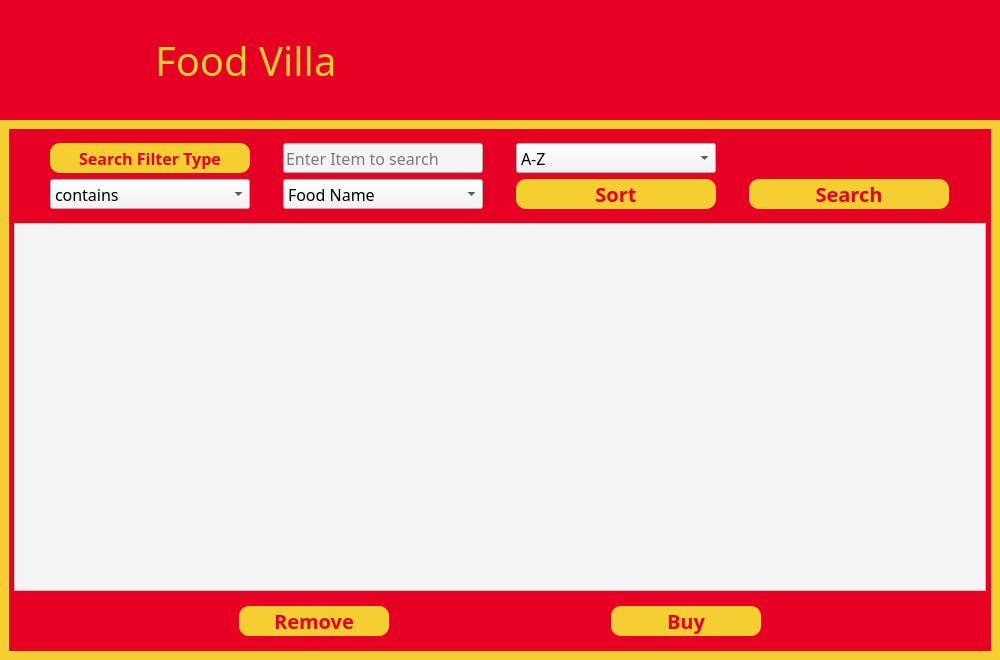
First picture: the form in views/main.ui, repository AbdulRehman7590/DSA_FinalProject, before the edit.
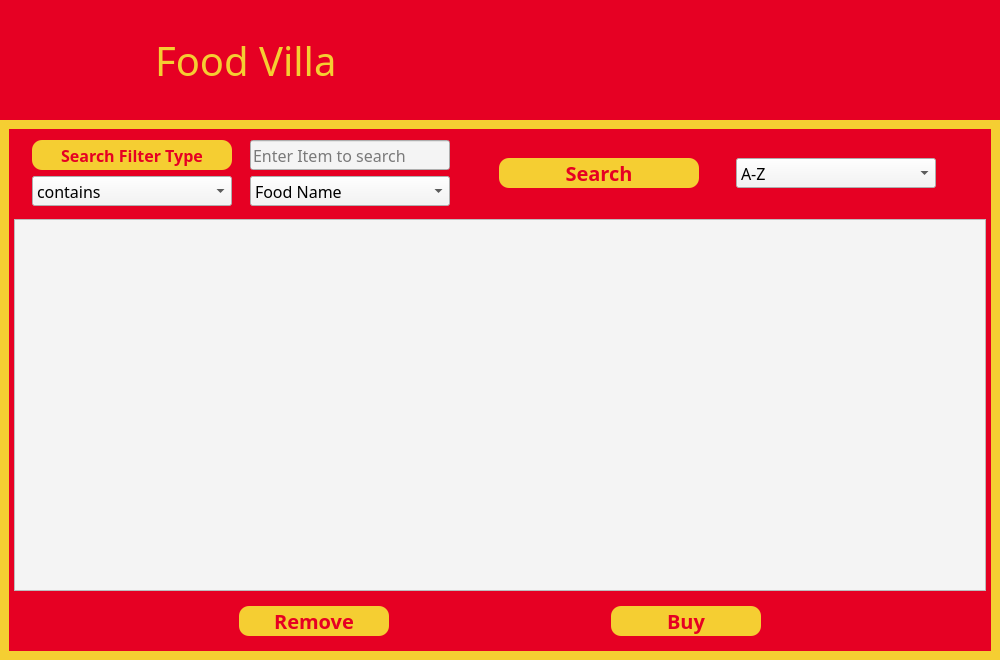
Second picture: the form after the edit. The open tabs and pages were chosen to show the change. Icons and pictures are not drawn.

Patch:
```diff
--- a/views/main.ui
+++ b/views/main.ui
@@ -3983,6 +3983,21 @@
                   </size>
                  </property>
                  <layout class="QGridLayout" name="gridLayout_11">
+                  <property name="leftMargin">
+                   <number>0</number>
+                  </property>
+                  <property name="topMargin">
+                   <number>0</number>
+                  </property>
+                  <property name="rightMargin">
+                   <number>0</number>
+                  </property>
+                  <property name="bottomMargin">
+                   <number>0</number>
+                  </property>
+                  <property name="spacing">
+                   <number>0</number>
+                  </property>
                   <item row="0" column="0">
                    <widget class="QLabel" name="sflabel_5">
                     <property name="minimumSize">
@@ -4051,7 +4066,7 @@
                     </property>
                    </widget>
                   </item>
-                  <item row="0" column="2">
+                  <item row="0" column="2" rowspan="2">
                    <widget class="QWidget" name="widget_30" native="true">
                     <property name="maximumSize">
                      <size>
@@ -4075,6 +4090,47 @@
                      <property name="bottomMargin">
                       <number>0</number>
                      </property>
+                     <item>
+                      <widget class="QPushButton" name="start_Search_2">
+                       <property name="minimumSize">
+                        <size>
+                         <width>0</width>
+                         <height>0</height>
+                        </size>
+                       </property>
+                       <property name="maximumSize">
+                        <size>
+                         <width>200</width>
+                         <height>30</height>
+                        </size>
+                       </property>
+                       <property name="font">
+                        <font>
+                         <family>Rockwell</family>
+                         <pointsize>15</pointsize>
+                         <weight>75</weight>
+                         <bold>true</bold>
+                        </font>
+                       </property>
+                       <property name="cursor">
+                        <cursorShape>PointingHandCursor</cursorShape>
+                       </property>
+                       <property name="styleSheet">
+                        <string notr="true">QPushButton{
+	color: rgba(230, 0, 35, 1);
+	background-color:rgba(245, 206, 50, 1);
+	border-radius:10%;
+}
+QPushButton:hover{
+	background-color: rgb(244,244,244);
+	color:rgba(245, 206, 50, 1);
+}	</string>
+                       </property>
+                       <property name="text">
+                        <string>Search</string>
+                       </property>
+                      </widget>
+                     </item>
                      <item>
                       <widget class="QComboBox" name="admin_attribute_3">
                        <property name="minimumSize">
@@ -4199,88 +4255,6 @@
                     </item>
                    </widget>
                   </item>
-                  <item row="1" column="2">
-                   <widget class="QPushButton" name="start_Sort_Btn">
-                    <property name="minimumSize">
-                     <size>
-                      <width>0</width>
-                      <height>0</height>
-                     </size>
-                    </property>
-                    <property name="maximumSize">
-                     <size>
-                      <width>200</width>
-                      <height>30</height>
-                     </size>
-                    </property>
-                    <property name="font">
-                     <font>
-                      <family>Rockwell</family>
-                      <pointsize>15</pointsize>
-                      <weight>75</weight>
-                      <bold>true</bold>
-                     </font>
-                    </property>
-                    <property name="cursor">
-                     <cursorShape>PointingHandCursor</cursorShape>
-                    </property>
-                    <property name="styleSheet">
-                     <string notr="true">QPushButton{
-	color: rgba(230, 0, 35, 1);
-	background-color:rgba(245, 206, 50, 1);
-	border-radius:10%;
-}
-QPushButton:hover{
-	background-color: rgb(244,244,244);
-	color:rgba(245, 206, 50, 1);
-}	</string>
-                    </property>
-                    <property name="text">
-                     <string>Sort</string>
-                    </property>
-                   </widget>
-                  </item>
-                  <item row="1" column="3">
-                   <widget class="QPushButton" name="start_Search_2">
-                    <property name="minimumSize">
-                     <size>
-                      <width>0</width>
-                      <height>0</height>
-                     </size>
-                    </property>
-                    <property name="maximumSize">
-                     <size>
-                      <width>200</width>
-                      <height>30</height>
-                     </size>
-                    </property>
-                    <property name="font">
-                     <font>
-                      <family>Rockwell</family>
-                      <pointsize>15</pointsize>
-                      <weight>75</weight>
-                      <bold>true</bold>
-                     </font>
-                    </property>
-                    <property name="cursor">
-                     <cursorShape>PointingHandCursor</cursorShape>
-                    </property>
-                    <property name="styleSheet">
-                     <string notr="true">QPushButton{
-	color: rgba(230, 0, 35, 1);
-	background-color:rgba(245, 206, 50, 1);
-	border-radius:10%;
-}
-QPushButton:hover{
-	background-color: rgb(244,244,244);
-	color:rgba(245, 206, 50, 1);
-}	</string>
-                    </property>
-                    <property name="text">
-                     <string>Search</string>
-                    </property>
-                   </widget>
-                  </item>
                  </layout>
                 </widget>
                </item>
```
Left out of the diff: 2 changed lines with no effect on the pictures.
